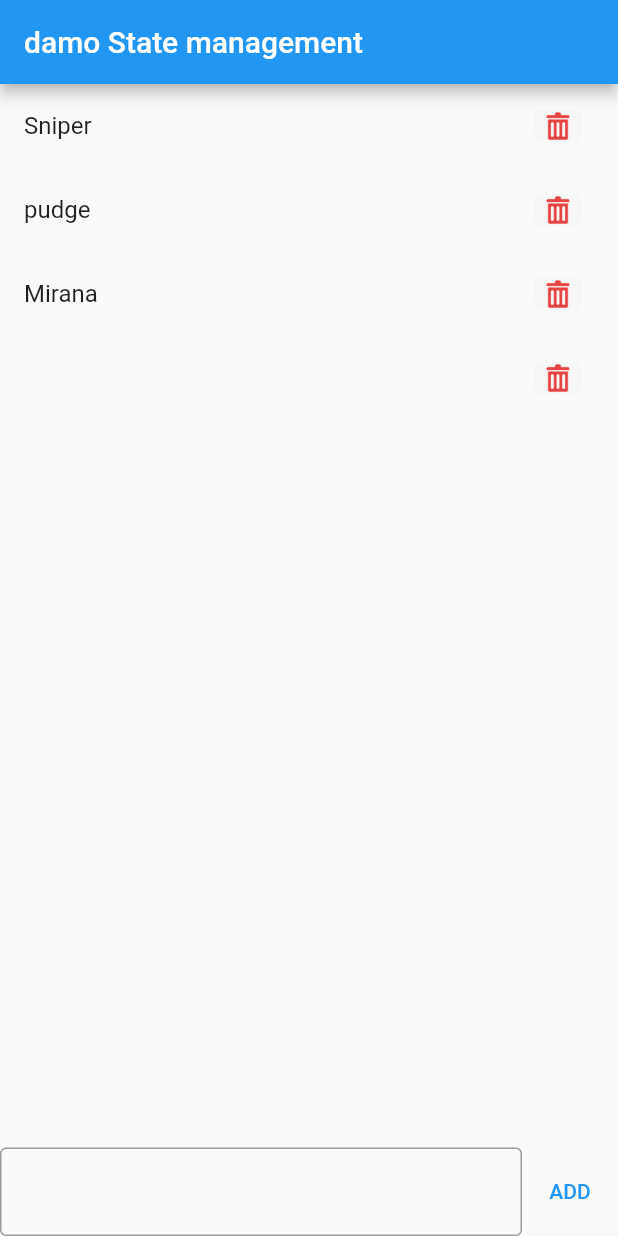
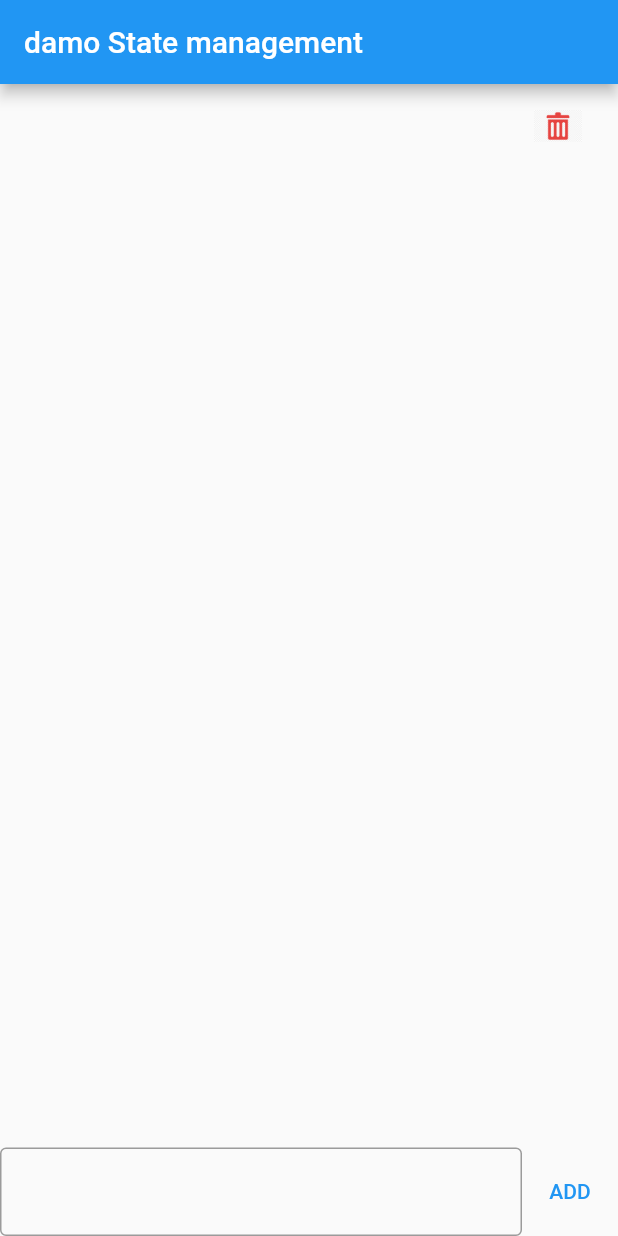
Before and after one commit to KPE-Chaiwat/Demo_State_Management, a Flutter app: the screen it shows after launch, after a tap on "ADD", on a phone screen of 412 x 824 dp. Run offline on Flutter 3.47's test engine with Material 2 defaults, Android fonts, the phone set to English and light mode, and no system bars; our stand-ins replace bloc, flutter_bloc.

Commit message:
variable cublic

```diff
--- /dev/null
+++ b/lib/add_cubit.dart
@@ -0,0 +1,17 @@
+import 'package:bloc/bloc.dart';
+
+import 'package:state_management_demo/model/model.dart';
+
+class TodoCubit extends Cubit<Todo> {
+  TodoCubit(Todo initState) : super(Todo());
+
+  void add(Tasks t) {
+    state.tasks.add(t);
+    emit(Todo.form(state));
+  }
+
+  void remove(Tasks t) {
+    state.tasks.remove(t);
+    emit(Todo.form(state));
+  }
+}
--- a/lib/main.dart
+++ b/lib/main.dart
@@ -1,4 +1,6 @@
 import 'package:flutter/material.dart';
+import 'package:flutter_bloc/flutter_bloc.dart';
+import 'package:state_management_demo/add_cubit.dart';
 import 'package:state_management_demo/model/model.dart';
 //import 'package:state_management_demo/model/model.dart';
 
@@ -25,45 +27,35 @@ class MyApp extends StatelessWidget {
   }
 }
 
-class HomePage extends StatefulWidget {
+var todoFormCubic = TodoCubit(Todo());
+
+class HomePage extends StatelessWidget {
   HomePage({Key? key, required this.title}) : super(key: key);
   final String title;
 
-  @override
-  _HomePageState createState() => _HomePageState();
-}
-
-class _HomePageState extends State<HomePage> {
   TextEditingController controllertext_fromfield_tongcustom =
       TextEditingController();
-  var data = Todo();
-  // List<String> dataShow = [];
-  @override
-  void initState() {
-    data.tasks.add(Tasks(role: "Sniper"));
-    data.tasks.add(Tasks(role: "pudge"));
-    data.tasks.add(Tasks(role: "Mirana"));
-    // dataShow.add("parin01");
-    // dataShow.add("parin02");
-    // dataShow.add("parin03");
-  }
 
   @override
   Widget build(BuildContext context) {
     return Scaffold(
-      appBar: AppBar(title: Text(widget.title)),
-      body: Column(
+        appBar: AppBar(title: Text(title)),
+        body: BlocBuilder<TodoCubit, Todo>(
+          bloc: todoFormCubic,
+          builder: (context, tong_state) {
+            return Column(
               children: [
                 Expanded(
                   child: ListView(
-              children: data.tasks
+                    children: tong_state.tasks
                         .map((e) => ListTile(
                             title: Text(e.role),
                             trailing: IconButton(
                                 onPressed: () {
-                            setState(() {
-                              data.tasks.remove(e);
-                            });
+                                  // setState(() {
+                                  //   data.tasks.remove(e);
+                                  // });
+                                  todoFormCubic.remove(e);
                                 },
                                 icon: Image.asset("assets/Icons/bin.png"))))
                         .toList(),
@@ -78,17 +70,21 @@ class _HomePageState extends State<HomePage> {
                                 InputDecoration(border: OutlineInputBorder()))),
                     TextButton(
                         onPressed: () {
-                    setState(() {
-                      data.tasks.add(Tasks(
+                          // setState(() {
+                          //   data.tasks.add(Tasks(
+                          //       role: controllertext_fromfield_tongcustom.text));
+                          //   controllertext_fromfield_tongcustom.clear();
+                          // });
+                          todoFormCubic.add(Tasks(
                               role: controllertext_fromfield_tongcustom.text));
                           controllertext_fromfield_tongcustom.clear();
-                    });
                         },
                         child: Text("ADD"))
                   ],
                 )
               ],
-      ),
             );
+          },
+        ));
   }
 }
--- a/lib/model/model.dart
+++ b/lib/model/model.dart
@@ -7,11 +7,10 @@ class Tasks {
 class Todo {
   late List<Tasks> tasks;
   Todo({List<Tasks>? inittasks}) {
-    // if (tasks != null) {
-    //   tasks = inittasks!;
-    // } else {
-    //   tasks = [];
-    // }
     tasks = inittasks ?? [];
   }
+
+  Todo.form(Todo old) {
+    this.tasks = old.tasks;
+  }
 }
```
Also changed, not shown: 1 other file. Lines whose indentation alone changed are shown as unchanged.
